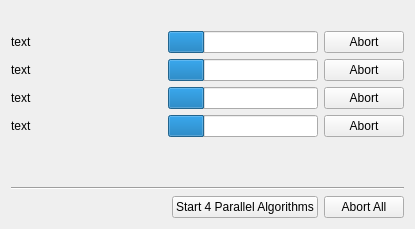
This is demo/ui/observedParallelFunctions.ui in itom-project/itom as Qt 5 draws it before an edit. The edited form follows.
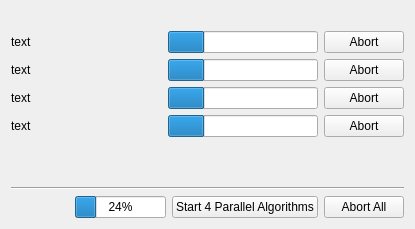
This is the edited form.

Commit message: Improved docstrings of pythonProgressObserver. Demo demo/ui/observedParallelFunctions improved and documented.

Patch:
```diff
--- a/demo/ui/observedParallelFunctions.ui
+++ b/demo/ui/observedParallelFunctions.ui
@@ -186,6 +186,13 @@
        </property>
       </spacer>
      </item>
+     <item>
+      <widget class="QProgressBar" name="progressAll">
+       <property name="value">
+        <number>24</number>
+       </property>
+      </widget>
+     </item>
      <item>
       <widget class="QPushButton" name="btnStart">
        <property name="sizePolicy">
```
The commit also changes 2 other files.
